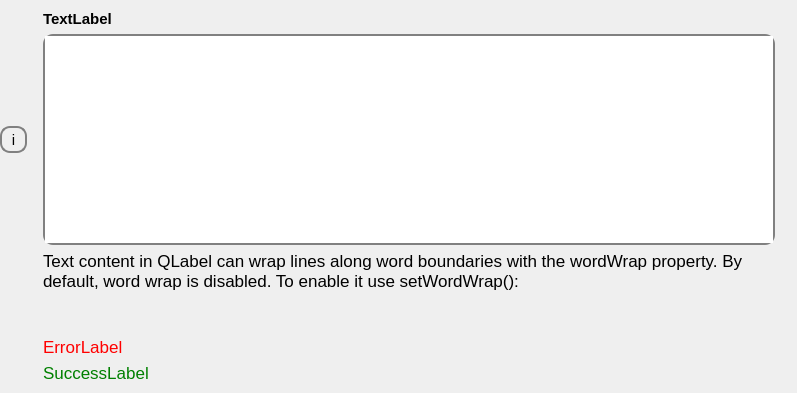
b-lack/qgis-fim-plugin, file fim/gui/form/textarea.ui: the form before one commit.
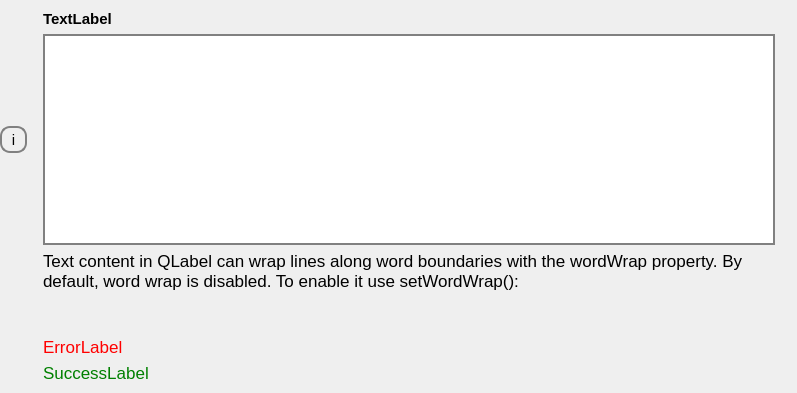
The form after the commit.

```diff
--- a/fim/gui/form/textarea.ui
+++ b/fim/gui/form/textarea.ui
@@ -152,7 +152,6 @@
      <property name="styleSheet">
       <string notr="true">QPlainTextEdit {
 	border: 2px solid gray;
-	border-radius: 10px;
 }</string>
      </property>
     </widget>
```
